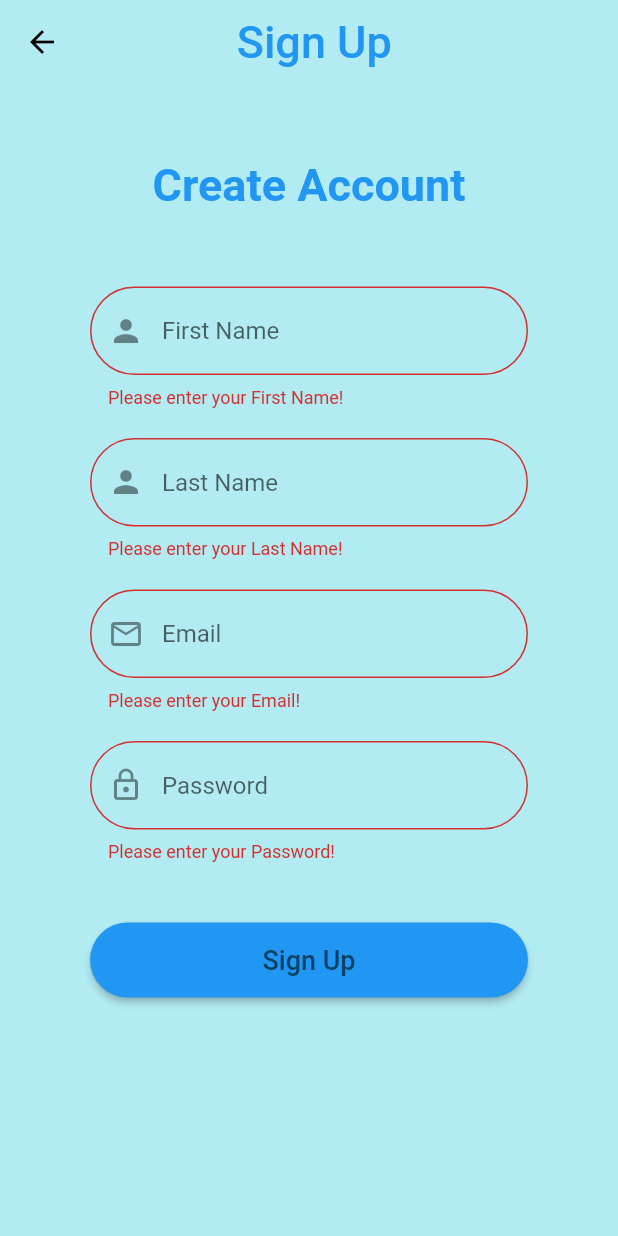
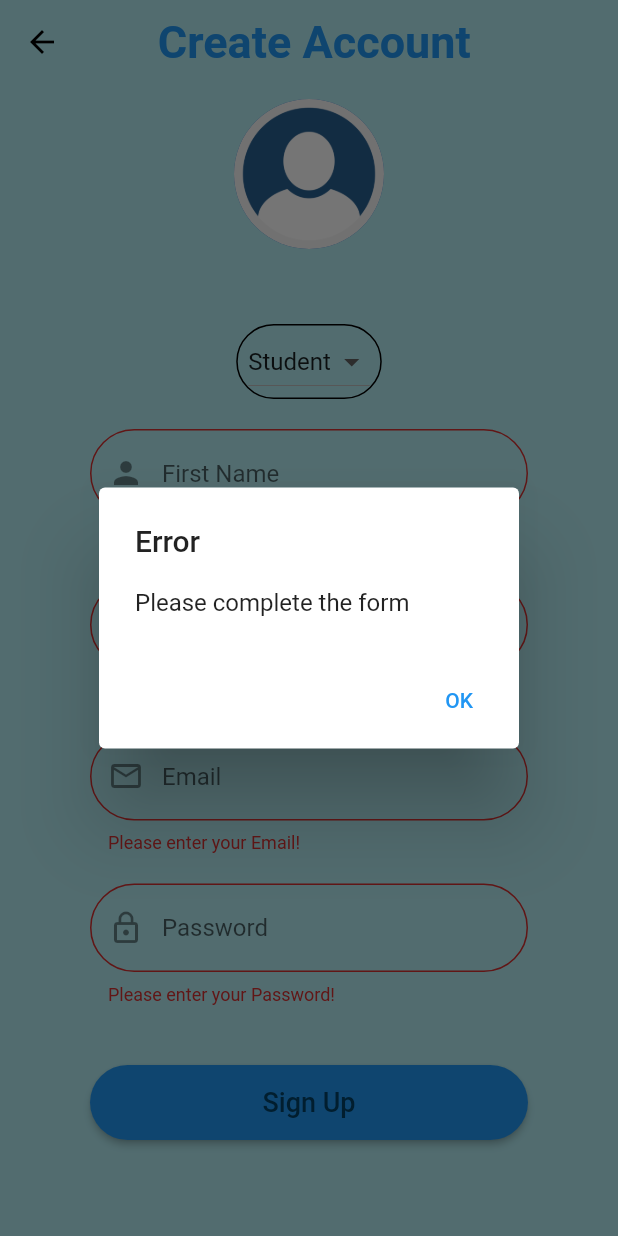
Before and after one commit to UzairAliNusrat/Tuition-App, a Flutter app: the SignUp screen opened directly, after a tap on "Sign Up", on a phone screen of 412 x 824 dp. Run offline on Flutter 3.47's test engine with Material 2 defaults, Android fonts, the phone set to English and light mode, and no system bars; our stand-ins replace bloc, cloud_firestore, firebase_auth, firebase_core, flutter_bloc, flutter_svg and 3 more; accounts and stored records are empty; Roboto replaces fonts that are missing (Arvo).

Commit message:
made some changes

```diff
--- a/lib/Auth.dart
+++ b/lib/Auth.dart
@@ -46,7 +46,7 @@ class Auth {
   var userRepo = FirebaseUserRepository();
 
   Future signUp(BuildContext context, String email, String password,
-      String firstName, String lastName) async {
+      String firstName, String lastName, String imagePath) async {
     bool signedUp = true;
     try {
       showDialog(
@@ -78,8 +78,7 @@ class Auth {
 
     if (signedUp) {
       String id = FirebaseAuth.instance.currentUser!.uid;
-      var User = user(
-          first_name: firstName, last_name: lastName, email: email, id: id);
+      var User = user(first_name: firstName, last_name: lastName, email: email, id: id, ProfileImagePath: imagePath);
       userRepo.setuser(User);
       await FirebaseAuth.instance.signOut();
       Navigator.popUntil(context, (route) => route.isFirst);
--- a/lib/Models/userModel.dart
+++ b/lib/Models/userModel.dart
@@ -5,13 +5,14 @@ class user {
   String last_name;
   String email;
   String id;
+  String ProfileImagePath;
 
-  user({
-    required this.first_name,
-    required this.last_name,
-    required this.email,
-    required this.id
-  });
+  user(
+      {required this.first_name,
+      required this.last_name,
+      required this.email,
+      required this.id,
+      required this.ProfileImagePath});
 
   static user fromJson(DocumentSnapshot<Map<String, dynamic>> json) {
     return user(
@@ -19,10 +20,18 @@ class user {
       last_name: json['LastName'] as String? ?? 'field empty',
       email: json['email'] as String? ?? 'field empty',
       id: json['id'] as String? ?? 'field empty',
+      ProfileImagePath: json['ProfileImagePath'] as String? ?? 'field empty',
+
     );
   }
 
   Map<String, dynamic> toJson() {
-    return {'Firstname': first_name, 'LastName': last_name, 'email': email, 'id': id};
+    return {
+      'Firstname': first_name,
+      'LastName': last_name,
+      'email': email,
+      'id': id,
+      'ProfileImagePath': ProfileImagePath,
+    };
   }
 }
--- a/lib/Screens/HomeScreen/HomeScreen.dart
+++ b/lib/Screens/HomeScreen/HomeScreen.dart
@@ -46,7 +46,7 @@ class HomeScreen extends StatelessWidget {
                 Navigator.push(
                     context,
                     MaterialPageRoute(
-                        builder: (context) => const learnScreen()));
+                        builder: (context) => learnScreen()));
               } else if (state is HomeNavigateToTeachScreenState) {
                 Navigator.push(
                     context,
--- /dev/null
+++ b/lib/Screens/LearnScreen/bloc/learn_event.dart
@@ -0,0 +1,6 @@
+part of 'learn_bloc.dart';
+
+@immutable
+abstract class LearnEvent {}
+
+class LearnInitialEvent extends LearnEvent {}
--- /dev/null
+++ b/lib/Screens/signUp/bloc/sign_up_bloc.dart
@@ -0,0 +1,43 @@
+import 'dart:async';
+import 'dart:io';
+
+import 'package:bloc/bloc.dart';
+import 'package:image_picker/image_picker.dart';
+import 'package:meta/meta.dart';
+
+part 'sign_up_event.dart';
+part 'sign_up_state.dart';
+
+class SignUpBloc extends Bloc<SignUpEvent, SignUpState> {
+  SignUpBloc() : super(SignUpInitial()) {
+    on<SignUpInitialEvent>(signUpInitialEvent);
+    on<DropDownValueChangedEvent>(dropDownValueChangedEvent);
+    on<ImagePickerEvent>(imagePickerEvent);
+  }
+
+  FutureOr<void> signUpInitialEvent(
+      SignUpInitialEvent event, Emitter<SignUpState> emit) {
+    emit(SignUpLoadingState());
+    emit(SignUpLoadedSuccessfulState(selectedValue: event.selectedValue, image: ""));
+  }
+
+  FutureOr<void> dropDownValueChangedEvent(
+      DropDownValueChangedEvent event, Emitter<SignUpState> emit) {
+    emit(SignUpLoadedSuccessfulState(selectedValue: event.selectedValue, image: event.image));
+  }
+
+  FutureOr<void> imagePickerEvent(
+      ImagePickerEvent event, Emitter<SignUpState> emit) async {
+    final imagePicker = ImagePicker();
+    final XFile? PickedImage =
+        await imagePicker.pickImage(source: ImageSource.gallery);
+        if(PickedImage != null){
+          var path = PickedImage.path;
+          emit(SignUpLoadedSuccessfulState(selectedValue: event.selectedValue, image: path));
+        }
+        else{
+          emit(SignUpLoadedSuccessfulState(selectedValue: event.selectedValue, image: ""));
+        }
+
+  }
+}
--- /dev/null
+++ b/lib/Screens/signUp/bloc/sign_up_event.dart
@@ -0,0 +1,22 @@
+part of 'sign_up_bloc.dart';
+
+@immutable
+abstract class SignUpEvent {}
+
+class SignUpInitialEvent extends SignUpEvent {
+  final String selectedValue;
+
+  SignUpInitialEvent({required this.selectedValue});
+}
+
+class DropDownValueChangedEvent extends SignUpEvent {
+  final String selectedValue;
+  final String image;
+  DropDownValueChangedEvent({required this.selectedValue, required this.image});
+}
+
+class ImagePickerEvent extends SignUpEvent {
+  final String selectedValue;
+
+  ImagePickerEvent({required this.selectedValue});
+}
--- /dev/null
+++ b/lib/Screens/signUp/bloc/sign_up_state.dart
@@ -0,0 +1,18 @@
+part of 'sign_up_bloc.dart';
+
+@immutable
+abstract class SignUpState {}
+
+class SignUpActionState extends SignUpState {}
+
+
+class SignUpInitial extends SignUpState {}
+
+class SignUpLoadingState extends SignUpState {}
+
+class SignUpLoadedSuccessfulState extends SignUpState {
+  final String selectedValue;
+  final String image;
+
+  SignUpLoadedSuccessfulState({required this.selectedValue, required this.image});
+}
--- /dev/null
+++ b/lib/Screens/signUp/signup.dart
@@ -0,0 +1,168 @@
+import 'dart:io';
+import 'package:flutter/material.dart';
+import 'package:flutter_bloc/flutter_bloc.dart';
+import 'package:google_fonts/google_fonts.dart';
+import 'package:tuition_app_project/Auth.dart';
+import 'package:tuition_app_project/Screens/signUp/bloc/sign_up_bloc.dart';
+import 'package:tuition_app_project/Widgets/signUpbutton.dart';
+import 'package:tuition_app_project/Widgets/textFormField.dart';
+
+class SignUp extends StatelessWidget {
+  SignUp({Key? key}) : super(key: key);
+
+  final emailController = TextEditingController();
+  final passwordController = TextEditingController();
+
+  final firstNameController = TextEditingController();
+  final lastNameController = TextEditingController();
+  final auth = Auth();
+
+  List<DropdownMenuItem<String>> items = [
+    const DropdownMenuItem(value: "Student", child: Text("Student")),
+    const DropdownMenuItem(value: "Teacher", child: Text("Teacher"))
+  ];
+  final SignUpBloc signUpBloc = SignUpBloc();
+
+  @override
+  Widget build(BuildContext context) {
+    var _formKey = GlobalKey<FormState>();
+    signUpBloc.add(SignUpInitialEvent(selectedValue: "Student"));
+    return Scaffold(
+        appBar: AppBar(
+          title: Center(
+            child: Text(
+              'Create Account',
+              style: GoogleFonts.arvo(
+                textStyle: const TextStyle(
+                    color: Colors.blue,
+                    fontSize: 30,
+                    fontWeight: FontWeight.bold),
+              ),
+            ),
+          ),
+          leading: IconButton(
+            icon: const Icon(Icons.arrow_back),
+            color: Colors.black,
+            onPressed: () => Navigator.pop(context, false),
+          ),
+          actions: const [
+            Padding(
+              padding: EdgeInsets.only(left: 25),
+              child: Opacity(
+                opacity: 0,
+                child: Icon(Icons.transform_sharp),
+              ),
+            )
+          ],
+          backgroundColor: Colors.transparent,
+          elevation: 0,
+        ),
+        backgroundColor: Colors.cyan[100],
+        body: BlocConsumer<SignUpBloc, SignUpState>(
+          bloc: signUpBloc,
+          listenWhen: (previous, current) => current is SignUpActionState,
+          buildWhen: (previous, current) => current is! SignUpActionState,
+          listener: (context, state) {
+            // TODO: implement listener
+          },
+          builder: (context, state) {
+            if (state is SignUpLoadingState) {
+              return const Center(child: CircularProgressIndicator());
+            } else if (state is SignUpLoadedSuccessfulState) {
+              return SafeArea(
+                  child: Padding(
+                padding: const EdgeInsets.all(10),
+                child: SingleChildScrollView(
+                  child: Form(
+                    key: _formKey,
+                    child: Column(
+                      mainAxisAlignment: MainAxisAlignment.center,
+                      children: [
+                        GestureDetector(
+                          child: CircleAvatar(
+                            radius: 50,
+                            foregroundImage: state.image == ""
+                            ? const AssetImage("assets/images/profile.png")
+                            : FileImage(File(state.image)) as ImageProvider,
+                          ),
+                          onTap: () {
+                            signUpBloc.add(ImagePickerEvent(selectedValue: state.selectedValue));
+                          },
+                        ),
+                        Padding(
+                            padding: const EdgeInsets.only(
+                                top: 50, right: 50, left: 50, bottom: 20),
+                            child: Container(
+                              decoration: BoxDecoration(
+                                border: Border.all(
+                                  style: BorderStyle.solid,
+                                ),
+                                borderRadius: BorderRadius.circular(30.0),
+                              ),
+                              child: Padding(
+                                padding:
+                                    const EdgeInsets.only(left: 7, right: 7),
+                                child: DropdownButton(
+                                    dropdownColor: Colors.blue[100],
+                                    borderRadius: BorderRadius.circular(30),
+                                    items: items,
+                                    value: state.selectedValue,
+                                    onChanged: (value) {
+                                      signUpBloc.add(DropDownValueChangedEvent(
+                                          selectedValue: value!, image: state.image));
+                                    }),
+                              ),
+                            )),
+                        Padding(
+                          padding: const EdgeInsets.only(left: 50, right: 50),
+                          child: textFormField(
+                              Controller: firstNameController,
+                              hintText: "First Name",
+                              prefixIcon: Icons.person),
+                        ),
+                        Padding(
+                          padding: const EdgeInsets.only(
+                              left: 50, right: 50, top: 20),
+                          child: textFormField(
+                              Controller: lastNameController,
+                              hintText: "Last Name",
+                              prefixIcon: Icons.person),
+                        ),
+                        Padding(
+                          padding: const EdgeInsets.only(
+                              left: 50, right: 50, top: 20),
+                          child: textFormField(
+                              Controller: emailController,
+                              hintText: "Email",
+                              prefixIcon: Icons.email_outlined),
+                        ),
+                        Padding(
+                          padding: const EdgeInsets.only(
+                              left: 50, right: 50, top: 20),
+                          child: textFormField(
+                              Controller: passwordController,
+                              hintText: "Password",
+                              prefixIcon: Icons.lock_outline),
+                        ),
+                        Padding(
+                            padding: const EdgeInsets.only(
+                                left: 50, right: 50, top: 40),
+                            child: signUp_button(
+                                formkey: _formKey,
+                                emailController: emailController,
+                                passwordController: passwordController,
+                                firstNameController: firstNameController,
+                                lastNameController: lastNameController,
+                                imagePath: state.image,)),
+                      ],
+                    ),
+                  ),
+                ),
+              ));
+            } else {
+              return const Center(child: Text("Something went wrong"));
+            }
+          },
+        ));
+  }
+}
--- a/lib/Screens/signup.dart
+++ /dev/null
@@ -1,115 +0,0 @@
-import 'package:firebase_auth/firebase_auth.dart';
-import 'package:flutter/material.dart';
-import 'package:google_fonts/google_fonts.dart';
-import 'package:tuition_app_project/Auth.dart';
-import 'package:tuition_app_project/Repositories/userRepository.dart';
-import 'package:tuition_app_project/Models/userModel.dart';
-import 'package:tuition_app_project/Widgets/signUpbutton.dart';
-import 'package:tuition_app_project/Widgets/textFormField.dart';
-
-class SignUp extends StatelessWidget {
-  SignUp({Key? key}) : super(key: key);
-
-  final emailController = TextEditingController();
-  final passwordController = TextEditingController();
-
-  final firstNameController = TextEditingController();
-  final lastNameController = TextEditingController();
-  final auth = Auth();
-
-  @override
-  Widget build(BuildContext context) {
-    var _formKey = GlobalKey<FormState>();
-    return Scaffold(
-        appBar: AppBar(
-          title: Center(
-              child: Text(
-            'Sign Up',
-            style: GoogleFonts.arvo(
-              textStyle: const TextStyle(
-                  color: Colors.blue,
-                  fontSize: 30,),
-            ),
-          )),
-          leading: IconButton(
-            icon: Icon(Icons.arrow_back),
-            color: Colors.black,
-            onPressed: () => Navigator.pop(context, false),
-          ),
-          actions: const [Padding(
-            padding: EdgeInsets.only(left: 25),
-            child: Opacity(opacity: 0 ,child: Icon(Icons.transform_sharp),),
-          )],
-          backgroundColor: Colors.transparent,
-          elevation: 0,
-        ),
-        backgroundColor: Colors.cyan[100],
-        body: SafeArea(
-            child: Padding(
-          padding: const EdgeInsets.all(10),
-          child: SingleChildScrollView(
-            child: Form(
-              key: _formKey,
-              child: Column(
-                mainAxisAlignment: MainAxisAlignment.center,
-                children: [
-                  Padding(
-                    padding: const EdgeInsets.only(top: 40),
-                    child: Text(
-                      'Create Account',
-                      style: GoogleFonts.arvo(
-                        textStyle: const TextStyle(
-                            color: Colors.blue,
-                            fontSize: 30,
-                            fontWeight: FontWeight.bold),
-                      ),
-                    ),
-                  ),
-                  Padding(
-                    padding:
-                        const EdgeInsets.only(left: 50, right: 50, top: 50),
-                    child: textFormField(
-                        Controller: firstNameController,
-                        hintText: "First Name",
-                        prefixIcon: Icons.person),
-                  ),
-                  Padding(
-                    padding:
-                        const EdgeInsets.only(left: 50, right: 50, top: 20),
-                    child: textFormField(
-                        Controller: lastNameController,
-                        hintText: "Last Name",
-                        prefixIcon: Icons.person),
-                  ),
-                  Padding(
-                    padding:
-                        const EdgeInsets.only(left: 50, right: 50, top: 20),
-                    child: textFormField(
-                        Controller: emailController,
-                        hintText: "Email",
-                        prefixIcon: Icons.email_outlined),
-                  ),
-                  Padding(
-                    padding:
-                        const EdgeInsets.only(left: 50, right: 50, top: 20),
-                    child: textFormField(
-                        Controller: passwordController,
-                        hintText: "Password",
-                        prefixIcon: Icons.lock_outline),
-                  ),
-                  Padding(
-                      padding:
-                          const EdgeInsets.only(left: 50, right: 50, top: 40),
-                      child: signUp_button(
-                          formkey: _formKey,
-                          emailController: emailController,
-                          passwordController: passwordController,
-                          firstNameController: firstNameController,
-                          lastNameController: lastNameController)),
-                ],
-              ),
-            ),
-          ),
-        )));
-  }
-}
--- a/lib/Widgets/signUpbutton.dart
+++ b/lib/Widgets/signUpbutton.dart
@@ -11,11 +11,17 @@ class signUp_button extends StatelessWidget {
   final TextEditingController passwordController;
   final TextEditingController firstNameController;
   final TextEditingController lastNameController;
+  final String imagePath;
   final auth = Auth();
 
-  signUp_button({super.key, required this.formkey,
-  required this.emailController, required this.passwordController,
-  required this.firstNameController, required this.lastNameController});
+  signUp_button(
+      {super.key,
+      required this.formkey,
+      required this.emailController,
+      required this.passwordController,
+      required this.firstNameController,
+      required this.lastNameController,
+      required this.imagePath});
 
   @override
   Widget build(BuildContext context) {
@@ -27,13 +33,31 @@ class signUp_button extends StatelessWidget {
             shape: RoundedRectangleBorder(
                 borderRadius: BorderRadius.circular(30))),
         onPressed: () {
-                          if (formkey.currentState!.validate()) {
+          if (formkey.currentState!.validate() && imagePath != "") {
             auth.signUp(
                 context,
                 emailController.text.trim(),
                 passwordController.text.trim(),
                 firstNameController.text.trim(),
-                                lastNameController.text.toString());
+                lastNameController.text.toString(),
+                imagePath);
+          }
+          else{
+            showDialog(
+                context: context,
+                builder: (BuildContext context) {
+                  return AlertDialog(
+                    title: const Text("Error"),
+                    content: const Text("Please complete the form"),
+                    actions: [
+                      TextButton(
+                          onPressed: () {
+                            Navigator.of(context).pop();
+                          },
+                          child: const Text("OK"))
+                    ],
+                  );
+                });
           }
           //Navigator.pop(context);
         },
@@ -41,8 +65,7 @@ class signUp_button extends StatelessWidget {
           "Sign Up",
           style: GoogleFonts.arvo(
             textStyle: const TextStyle(
-                                color: Color.fromARGB(255, 3, 66, 102),
-                                fontSize: 18),
+                color: Color.fromARGB(255, 3, 66, 102), fontSize: 18),
           ),
         ),
       ),
--- a/lib/Widgets/textFormField.dart
+++ b/lib/Widgets/textFormField.dart
@@ -23,7 +23,7 @@ class textFormField extends StatelessWidget {
         decoration: InputDecoration(
             prefixIcon: Icon(prefixIcon),
             hintText: hintText,
-            border: OutlineInputBorder(
+            border: const OutlineInputBorder(
                 borderRadius: BorderRadius.all(Radius.circular(30)),
                 borderSide: BorderSide(color: Colors.blue))),
         validator: (value) {
@@ -40,7 +40,7 @@ class textFormField extends StatelessWidget {
       decoration: InputDecoration(
           prefixIcon: Icon(prefixIcon),
           hintText: hintText,
-          border: OutlineInputBorder(
+          border: const OutlineInputBorder(
               borderRadius: BorderRadius.all(Radius.circular(30)),
               borderSide: BorderSide(color: Colors.blue))),
       validator: (value) {
--- a/lib/main.dart
+++ b/lib/main.dart
@@ -2,7 +2,7 @@ import 'package:firebase_auth/firebase_auth.dart';
 import 'package:firebase_core/firebase_core.dart';
 import 'package:flutter/material.dart';
 import 'package:tuition_app_project/Screens/HomeScreen/HomeScreen.dart';
-import 'package:tuition_app_project/Screens/login.dart';
+import 'package:tuition_app_project/Screens/login/login.dart';
 
 void main() async {
   WidgetsFlutterBinding.ensureInitialized();
--- a/pubspec.yaml
+++ b/pubspec.yaml
@@ -44,6 +44,7 @@ dependencies:
   flutter_svg: ^1.1.6
   bloc:
   flutter_bloc:
+  image_picker: ^0.8.7+5
 
 dev_dependencies:
   flutter_test:
```
Also changed, not shown: lib/Screens/LearnScreen/bloc/learn_bloc.dart (added, +20 -0 lines), lib/Screens/LearnScreen/bloc/learn_state.dart (added, +13 -0 lines), lib/Screens/LearnScreen/learnScreen.dart (+57 -6 lines), lib/Screens/login/login.dart (renamed from lib/Screens/login.dart, +4 -3 lines), lib/Widgets/sideDrawer.dart (+7 -8 lines), assets/images/profile.png (added), pubspec.lock. Lines whose indentation alone changed are shown as unchanged.
